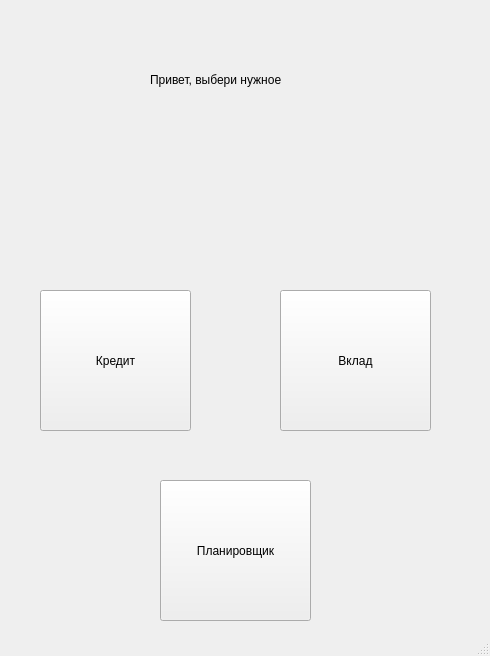
First picture: the form in ui/mainWindows.ui, repository Fedormak/financial_calculator, before the edit.
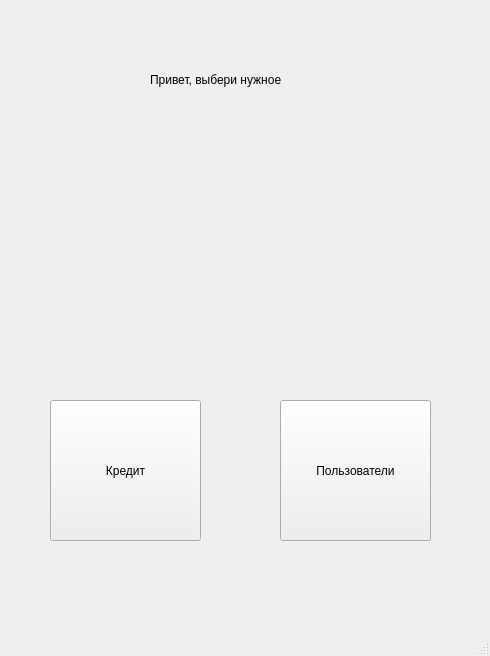
Second picture: the form after the edit.

```diff
--- a/ui/mainWindows.ui
+++ b/ui/mainWindows.ui
@@ -18,26 +18,13 @@
     <property name="geometry">
      <rect>
       <x>280</x>
-      <y>290</y>
+      <y>400</y>
       <width>151</width>
       <height>141</height>
      </rect>
     </property>
     <property name="text">
-     <string>Вклад</string>
-    </property>
-   </widget>
-   <widget class="QPushButton" name="MovePlan">
-    <property name="geometry">
-     <rect>
-      <x>160</x>
-      <y>480</y>
-      <width>151</width>
-      <height>141</height>
-     </rect>
-    </property>
-    <property name="text">
-     <string>Планировщик</string>
+     <string>Пользователи</string>
     </property>
    </widget>
    <widget class="QLabel" name="label">
@@ -56,8 +43,8 @@
    <widget class="QPushButton" name="MoveCredit">
     <property name="geometry">
      <rect>
-      <x>40</x>
-      <y>290</y>
+      <x>50</x>
+      <y>400</y>
       <width>151</width>
       <height>141</height>
      </rect>
```
Left out of the diff: 2 changed lines with no effect on the pictures.
